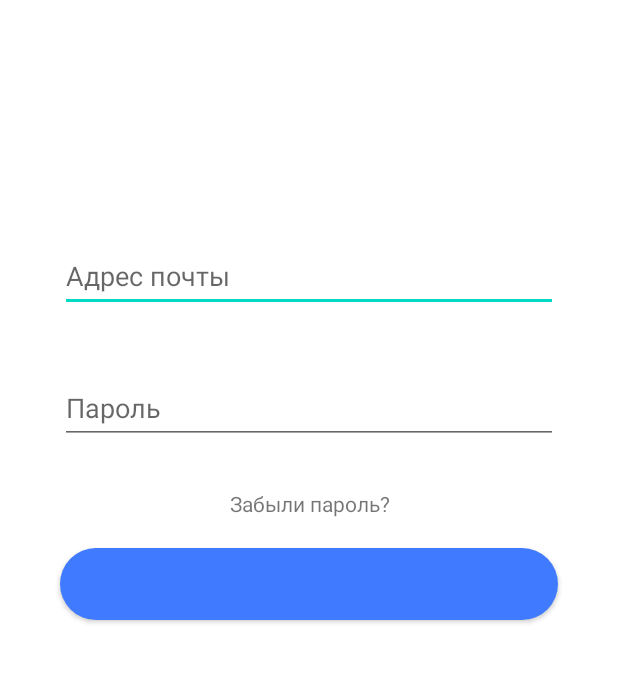
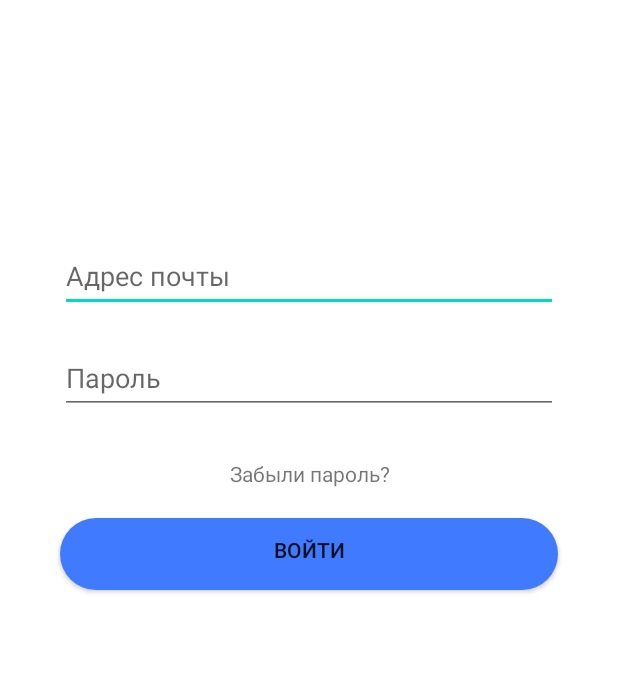
Before and after one commit to FLALLIKA/StructuraHack, an Android app: the screen it shows after launch (MainActivity), on a phone screen of 412 x 824 dp, the part 64-747 px from its top. Run offline under Robolectric (Android 15) with nearby library versions, the phone set to English and light mode, and no system bars.

```diff
--- a/app/build.gradle
+++ b/app/build.gradle
@@ -33,6 +33,7 @@ dependencies {
     implementation 'androidx.appcompat:appcompat:1.6.1'
     implementation 'com.google.android.material:material:1.8.0'
     implementation 'androidx.constraintlayout:constraintlayout:2.1.4'
+    implementation 'com.google.zxing:core:3.4.1'
     testImplementation 'junit:junit:4.13.2'
     androidTestImplementation 'androidx.test.ext:junit:1.1.5'
     androidTestImplementation 'androidx.test.espresso:espresso-core:3.5.1'
--- a/app/src/main/AndroidManifest.xml
+++ b/app/src/main/AndroidManifest.xml
@@ -12,6 +12,9 @@
         android:theme="@style/Theme.BusinessCard"
         tools:targetApi="31">
         <activity
+            android:name=".Cabinet"
+            android:exported="false" />
+        <activity
             android:name=".MainActivity"
             android:exported="true">
             <intent-filter>
@@ -21,5 +24,6 @@
             </intent-filter>
         </activity>
     </application>
+    <uses-permission android:name="android.permission.NFC" />
 
 </manifest>
--- a/app/src/main/java/com/example/businesscard/MainActivity.java
+++ b/app/src/main/java/com/example/businesscard/MainActivity.java
@@ -2,13 +2,25 @@ package com.example.businesscard;
 
 import androidx.appcompat.app.AppCompatActivity;
 
+import android.content.Intent;
 import android.os.Bundle;
+import android.view.View;
+import android.widget.Button;
 
 public class MainActivity extends AppCompatActivity {
-
+    private Button gonext;
     @Override
     protected void onCreate(Bundle savedInstanceState) {
         super.onCreate(savedInstanceState);
         setContentView(R.layout.activity_main);
+        gonext = findViewById(R.id.gonext);
+        gonext.setOnClickListener(new View.OnClickListener() {
+            @Override
+            public void onClick(View view) {
+                Intent newActivity = new Intent(MainActivity.this, Cabinet.class);
+                MainActivity.this.startActivity(newActivity);
+                MainActivity.this.finish();
+            }
+        });
     }
 }
--- a/app/src/main/res/layout/activity_main.xml
+++ b/app/src/main/res/layout/activity_main.xml
@@ -35,7 +35,7 @@
         android:layout_height="wrap_content"
         android:layout_below="@id/emailInput"
         android:layout_marginHorizontal="40sp"
-        android:layout_marginTop="40sp"
+        android:layout_marginTop="20sp"
         android:hint="@string/password"
         android:minHeight="48dp"/>
 
@@ -51,11 +51,13 @@
         tools:ignore="TouchTargetSizeCheck"/>
 
     <androidx.appcompat.widget.AppCompatButton
+        android:id="@+id/gonext"
         android:layout_width="match_parent"
         android:layout_height="wrap_content"
         android:layout_below="@id/resetpass"
         android:layout_marginHorizontal="40sp"
         android:layout_marginTop="20sp"
         android:background="@drawable/button_style"
-        tools:ignore="SpeakableTextPresentCheck" />
+        tools:ignore="SpeakableTextPresentCheck"
+        android:text="@string/gofunc"/>
 </RelativeLayout>
--- a/app/src/main/res/values/strings.xml
+++ b/app/src/main/res/values/strings.xml
@@ -3,4 +3,7 @@
     <string name="email">Адрес почты</string>
     <string name="password">Пароль</string>
     <string name="forgot">Забыли пароль?</string>
+    <string name="gofunc">Войти</string>
+    <string name="sharenfc">Поделиться через NFC</string>
+    <string name="incorrectlink">Неверный формат ссылки</string>
 </resources>
```
Also changed, not shown: app/src/main/java/com/example/businesscard/Cabinet.java (added, +92 -0 lines), app/src/main/res/layout/activity_cabinet.xml (added, +24 -0 lines).
